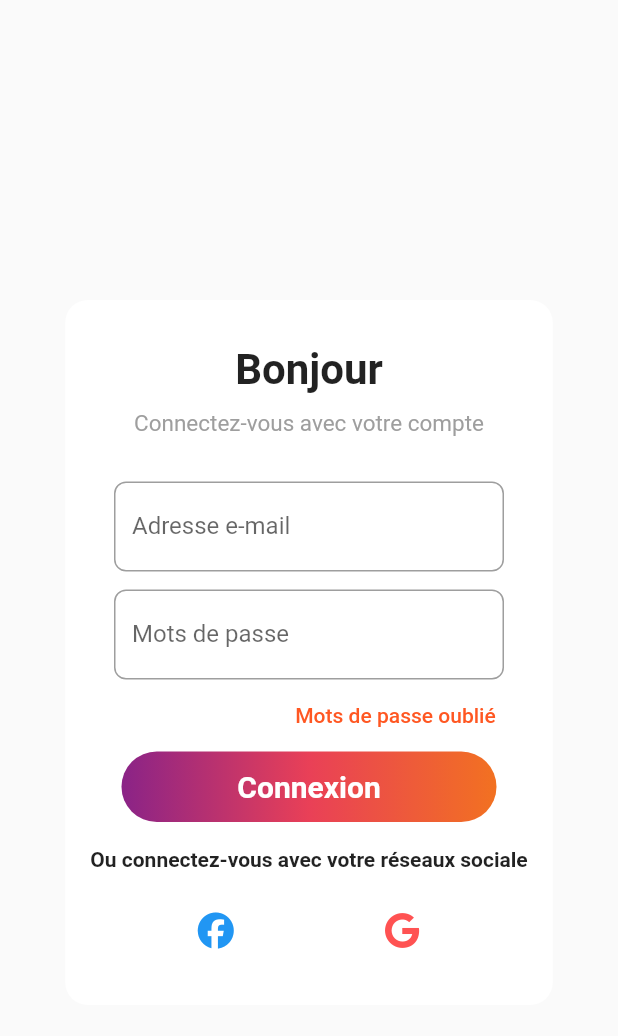
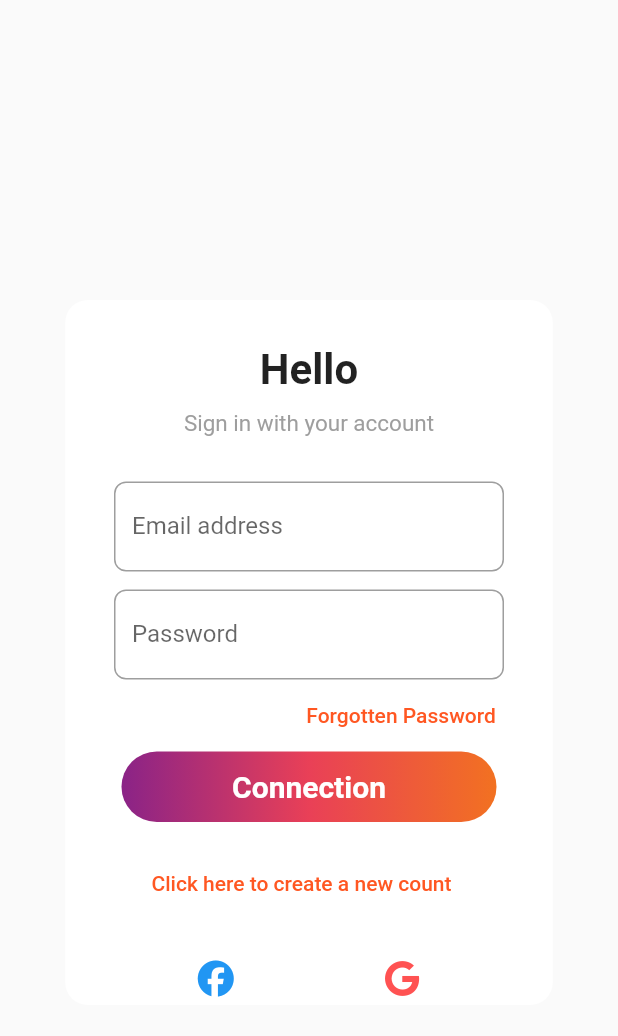
Before and after one commit to francoisbaudouin/LaZone, a Flutter app: the screen it shows after launch, on a phone screen of 412 x 824 dp. Shown: the top 1036 px of the screen. Run offline on Flutter 3.47's test engine with Material 2 defaults, Android fonts, the phone set to English and light mode, and no system bars; our stand-ins replace font_awesome_flutter, responsive_framework.

Commit message:
[ADD] sign up page and clean code of sign in page

```diff
--- a/flutter_application/lib/home_page.dart
+++ b/flutter_application/lib/home_page.dart
@@ -1,5 +1,4 @@
 import 'package:flutter/material.dart';
-import 'package:responsive_framework/responsive_framework.dart';
 import 'navigate_bar.dart';
 
 
@@ -44,11 +43,11 @@ class _MyHomePageState extends State<MyHomePage> {
     // fast, so that you can just rebuild anything that needs updating rather
     // than having to individually change instances of widgets.
     return Scaffold(
-      drawer: NavDrawer(),
+      drawer: const NavDrawer(),
       appBar: AppBar(
         // Here we take the value from the MyHomePage object that was created by
         // the App.build method, and use it to set our appbar title.
-        backgroundColor: Color(0xFFE94057),
+        backgroundColor: const Color(0xFFE94057),
         title: Center(
             child: Text(widget.title),
         ),
--- a/flutter_application/lib/login_page.dart
+++ /dev/null
@@ -1,160 +0,0 @@
-import 'package:flutter/material.dart';
-import 'package:font_awesome_flutter/font_awesome_flutter.dart';
-
-import 'home_page.dart';
-
-class LoginApp extends StatelessWidget{
-  @override
-  Widget build(BuildContext context) {
-    return Scaffold(
-      body: SingleChildScrollView(
-        child: Container(
-          height: MediaQuery.of(context).size.height,
-          width: MediaQuery.of(context).size.width,
-          child: Column(
-            crossAxisAlignment: CrossAxisAlignment.center,
-            children: <Widget>[
-              const SizedBox(height: 200,),
-              Container(
-                width: 325,
-                height: 470,
-                decoration: const BoxDecoration(
-                  color: Colors.white,
-                  borderRadius: BorderRadius.all(Radius.circular(15)),
-                ),
-                child: Column(
-                  crossAxisAlignment: CrossAxisAlignment.center,
-                  children: [
-                    const SizedBox(height: 30,),
-                    const Text("Bonjour",
-                      style: TextStyle(
-                          fontSize: 28,
-                          fontWeight:FontWeight.bold
-                      ),),
-                    const SizedBox(height: 10,),
-                    const Text("Connectez-vous avec votre compte",
-                      style: TextStyle(
-                        color: Colors.grey,
-                        fontSize: 15,
-                      ),),
-                    const SizedBox(height: 30,),
-                    Container(
-                      width: 260,
-                      height: 60,
-                      child: const TextField(
-                        decoration: InputDecoration(
-                            suffix: Icon(FontAwesomeIcons.envelope,color: Colors.red,),
-                            labelText: "Adresse e-mail",
-                            border: OutlineInputBorder(
-                              borderRadius: BorderRadius.all(Radius.circular(8)),
-                            )
-                        ),
-                      ),
-                    ),
-                    const SizedBox(height: 12,),
-                    Container(
-                      width: 260,
-                      height: 60,
-                      child: const TextField(
-                        obscureText: true,
-                        decoration: InputDecoration(
-                            suffix: Icon(FontAwesomeIcons.eyeSlash,color: Colors.red,),
-                            labelText: "Mots de passe",
-                            border: OutlineInputBorder(
-                              borderRadius: BorderRadius.all(Radius.circular(8)),
-                            )
-                        ),
-                      ),
-                    ),
-                    Padding(
-                      padding:const EdgeInsets.fromLTRB(20, 0, 30, 0),
-                      child: Row(
-                        mainAxisAlignment: MainAxisAlignment.end,
-                        children: [
-                          TextButton(
-                            onPressed: () {
-                              Navigator.push(
-                                context,
-                                MaterialPageRoute(builder: (context) => const MyHomePage(title: "LaZone")),
-                              );
-                            },
-                            child:const Text("Mots de passe oublié",
-                              style: TextStyle(
-                                  color: Colors.deepOrange
-                              ),
-                            ),
-                          )
-                        ],
-                      ),
-                    ),
-                    GestureDetector(
-                      onTap: () {
-                            Navigator.push(
-                              context,
-                              MaterialPageRoute(builder: (context) => const MyHomePage(title: "LaZone")),
-                            );
-                      },
-                      child: Container(
-                        alignment: Alignment.center,
-                        width: 250,
-                        decoration: const BoxDecoration(
-                            borderRadius: BorderRadius.all(Radius.circular(50)),
-                            gradient: LinearGradient(
-                                begin: Alignment.centerLeft,
-                                end: Alignment.centerRight,
-                                colors: [
-                                  Color(0xFF8A2387),
-                                  Color(0xFFE94057),
-                                  Color(0xFFF27121),
-                                ])
-                        ),
-                        child: const Padding(
-                          padding: EdgeInsets.all(12.0),
-                          child: Text('Connexion',
-                                style: TextStyle(color: Colors.white,
-                                fontSize: 20,
-                                fontWeight: FontWeight.bold),
-                          ),
-                        ),
-                      ),
-                    ),
-                    const SizedBox(height: 17 ,),
-                    const Text("Ou connectez-vous avec votre réseaux sociale",
-                      style: TextStyle(
-                          fontWeight: FontWeight.bold
-                      ),),
-                    const SizedBox(height: 15,),
-                    Row(
-                      mainAxisAlignment: MainAxisAlignment.spaceEvenly,
-                      children: [
-                        IconButton(
-                          icon: const Icon(FontAwesomeIcons.facebook,color: Colors.blue),
-                            onPressed: () {
-                              Navigator.push(
-                                context,
-                                MaterialPageRoute(builder: (context) => const MyHomePage(title: "LaZone")),
-                              );
-                            }
-                        ),
-                        IconButton(
-                            icon: const Icon(FontAwesomeIcons.google,color: Colors.redAccent,),
-                            onPressed: () {
-                              Navigator.push(
-                                context,
-                                MaterialPageRoute(builder: (context) => const MyHomePage(title: "LaZone")),
-                              );
-                            }
-                        ),
-                      ],
-                    )
-                  ],
-                ),
-              )
-            ],
-          ),
-        ),
-      ),
-    );
-  }
-
-}
--- a/flutter_application/lib/main.dart
+++ b/flutter_application/lib/main.dart
@@ -1,6 +1,6 @@
 import 'package:flutter/material.dart';
 import 'package:responsive_framework/responsive_framework.dart';
-import 'login_page.dart';
+import 'sign_in_page.dart';
 import 'package:http/http.dart';
 
 void main() {
@@ -37,7 +37,7 @@ class MyApp extends StatelessWidget {
         primarySwatch: Colors.blue,
       ),
       debugShowCheckedModeBanner: false,
-      home: LoginApp()
+      home: const LoginApp()
     );
   }
 }
--- /dev/null
+++ b/flutter_application/lib/sign_in_page.dart
@@ -0,0 +1,58 @@
+import 'package:flutter/material.dart';
+import 'tools/sign_in_tools.dart';
+import 'tools/sign_up_tools.dart';
+class LoginApp extends StatelessWidget{
+  const LoginApp({super.key});
+  @override
+  Widget build(BuildContext context) {
+    return Scaffold(
+      body: SingleChildScrollView(
+        child: Container(
+          height: MediaQuery.of(context).size.height,
+          width: MediaQuery.of(context).size.width,
+          child: Column(
+            crossAxisAlignment: CrossAxisAlignment.center,
+            children: <Widget>[
+              const SizedBox(height: 200,),
+              Container(
+                width: 325,
+                height: 470,
+                decoration: const BoxDecoration(
+                  color: Colors.white,
+                  borderRadius: BorderRadius.all(Radius.circular(15)),
+                ),
+                child: Column(
+                  crossAxisAlignment: CrossAxisAlignment.center,
+                  children: const <Widget> [
+                    SizedBox(height: 30,),
+                    Text("Hello",
+                      style: TextStyle(
+                          fontSize: 28,
+                          fontWeight:FontWeight.bold
+                      ),),
+                    SizedBox(height: 10,),
+                    Text("Sign in with your account",
+                      style: TextStyle(
+                        color: Colors.grey,
+                        fontSize: 15,
+                      ),),
+                    SizedBox(height: 30,),
+                    EmailInputFieldIn(),
+                    SizedBox(height: 12,),
+                    PasswordInputFieldIn(),
+                    ForgottenPassword(),
+                    ButtonConnection(),
+                    SizedBox(height: 17 ,),
+                    CreateCount(),
+                    SizedBox(height: 15,),
+                    ButtonService(),
+                  ],
+                ),
+              )
+            ],
+          ),
+        ),
+      ),
+    );
+  }
+}
--- /dev/null
+++ b/flutter_application/lib/tools/sign_in_tools.dart
@@ -0,0 +1,136 @@
+import 'package:flutter/material.dart';
+import 'package:font_awesome_flutter/font_awesome_flutter.dart';
+import '../sign_in_page.dart';
+import '../sign_up_page.dart';
+import '../home_page.dart';
+
+class EmailInputFieldIn extends StatelessWidget {
+  const EmailInputFieldIn({super.key});
+  @override
+  Widget build(BuildContext context) {
+    return Container(
+      width: 260,
+      height: 60,
+      child: const TextField(
+        decoration: InputDecoration(
+            suffix: Icon(FontAwesomeIcons.envelope,color: Colors.red,),
+            labelText: "Email address",
+            border: OutlineInputBorder(
+              borderRadius: BorderRadius.all(Radius.circular(8)),
+            )
+        ),
+      ),
+    );
+  }
+}
+
+class PasswordInputFieldIn extends StatelessWidget {
+  const PasswordInputFieldIn({super.key});
+  @override
+  Widget build(BuildContext context) {
+    return Container(
+      width: 260,
+      height: 60,
+      child: const TextField(
+        obscureText: true,
+        decoration: InputDecoration(
+            suffix: Icon(FontAwesomeIcons.eyeSlash,color: Colors.red,),
+            labelText: "Password",
+            border: OutlineInputBorder(
+              borderRadius: BorderRadius.all(Radius.circular(8)),
+            )
+        ),
+      ),
+    );
+  }
+}
+
+class ForgottenPassword extends StatelessWidget {
+  const ForgottenPassword({super.key});
+
+  @override
+  Widget build(BuildContext context) {
+    return Padding(
+      padding: const EdgeInsets.fromLTRB(20, 0, 30, 0),
+      child: Row(
+        mainAxisAlignment: MainAxisAlignment.end,
+        children: [
+          TextButton(
+              onPressed: () {
+              Navigator.push(
+                context,
+                MaterialPageRoute(builder: (context) => const LoginApp()),
+                );
+              },
+            child: const Text("Forgotten Password",
+              style: TextStyle(
+                color: Colors.deepOrange
+              ),
+            ),
+          )
+        ],
+      ),
+    );
+  }
+}
+
+class CreateCount extends StatelessWidget {
+  const CreateCount({super.key});
+
+  @override
+  Widget build(BuildContext context) {
+    return Padding(
+      padding:const EdgeInsets.fromLTRB(20, 0, 30, 0),
+      child: Row(
+        mainAxisAlignment: MainAxisAlignment.center,
+        children: [
+          TextButton(
+            onPressed: () {
+              Navigator.push(
+                context,
+                MaterialPageRoute(builder: (context) => const SignUp()),
+              );
+            },
+            child:const Text("Click here to create a new count",
+              style: TextStyle(
+                  color: Colors.deepOrange
+              ),
+            ),
+          )
+        ],
+      ),
+    );
+  }
+}
+
+
+class ButtonService extends StatelessWidget {
+  const ButtonService({super.key});
+
+  @override
+  Widget build(BuildContext context) {
+   return Row(
+      mainAxisAlignment: MainAxisAlignment.spaceEvenly,
+      children: [
+        IconButton(
+          icon: const Icon(FontAwesomeIcons.facebook,color: Colors.blue),
+            onPressed: () {
+              Navigator.push(
+                context,
+                MaterialPageRoute(builder: (context) => const MyHomePage(title: "LaZone")),
+              );
+            }
+        ),
+        IconButton(
+            icon: const Icon(FontAwesomeIcons.google,color: Colors.redAccent,),
+            onPressed: () {
+              Navigator.push(
+                context,
+                MaterialPageRoute(builder: (context) => const MyHomePage(title: "LaZone")),
+              );
+            }
+        ),
+      ],
+   );
+  }
+}
```
Also changed, not shown: flutter_application/lib/navigate_bar.dart (+18 -19 lines), flutter_application/lib/sign_up_page.dart (added, +53 -0 lines), flutter_application/lib/tools/sign_up_tools.dart (added, +157 -0 lines).
